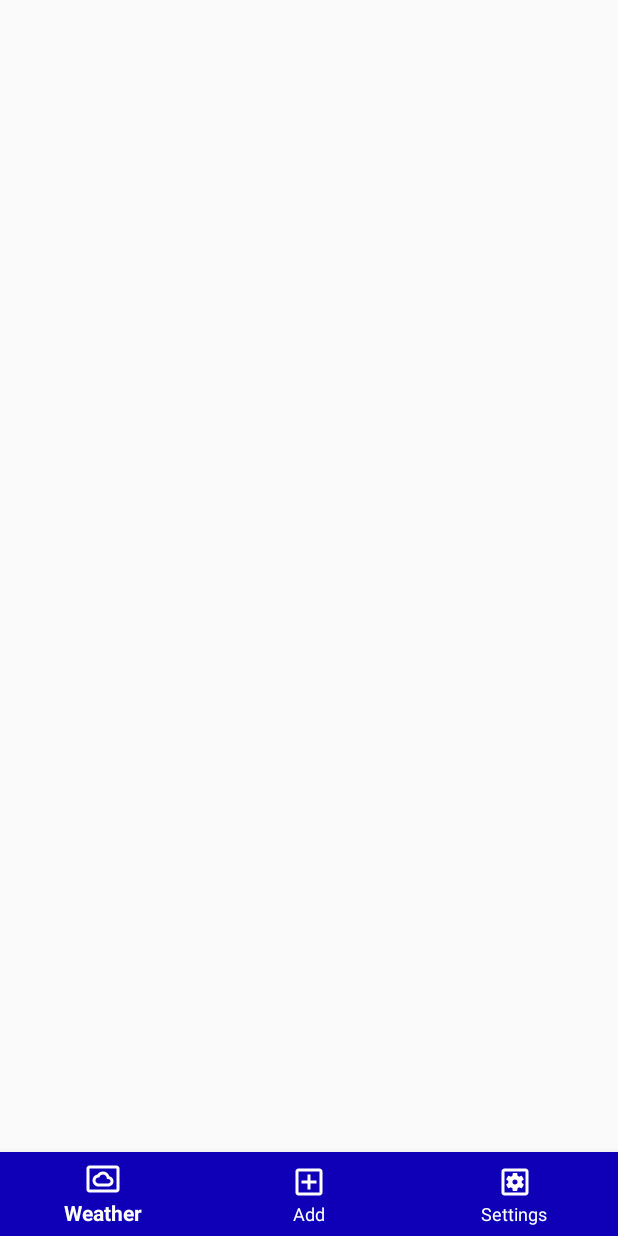
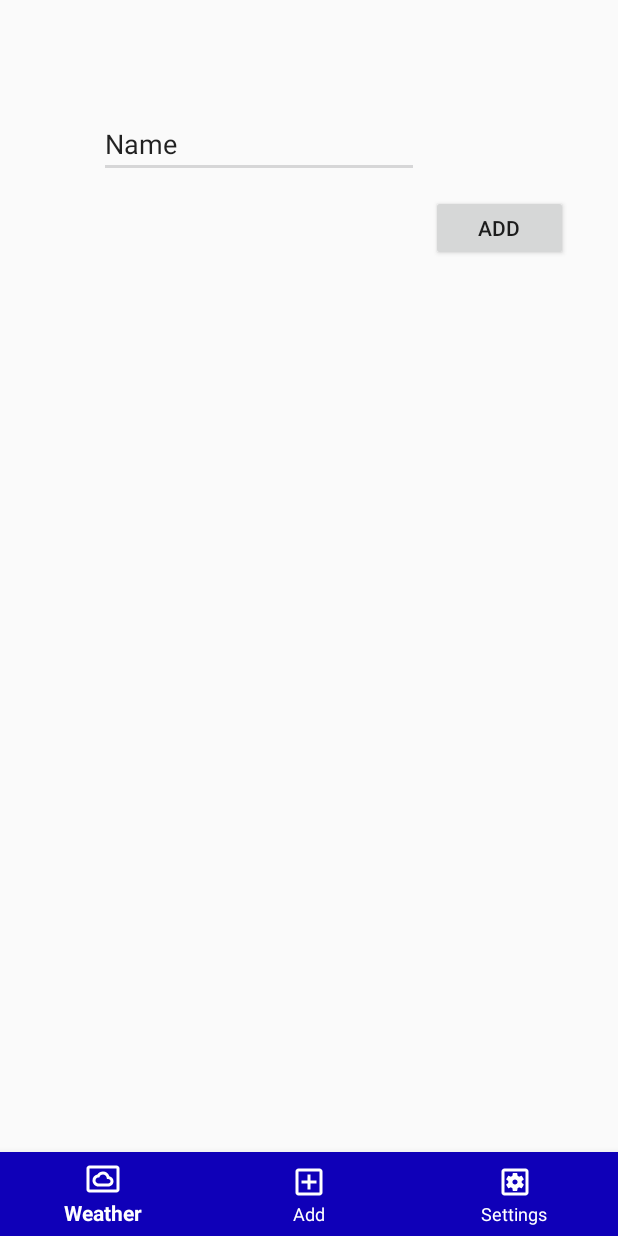
Before and after one commit to tomvarga620/androidProject, an Android app: the AddActivity screen opened directly, with no data from a screen before it, on a phone screen of 412 x 824 dp. Run offline under Robolectric (Android 15) with nearby library versions, the phone set to English and light mode, and no system bars.

Commit message:
added changes to layout

```diff
--- a/WeatherApp/app/src/main/res/layout/activity_add.xml
+++ b/WeatherApp/app/src/main/res/layout/activity_add.xml
@@ -18,4 +18,42 @@
         app:layout_constraintBottom_toBottomOf="parent"
         app:menu="@menu/bottom_nav_main" />
 
+    <ListView
+        android:layout_width="match_parent"
+        android:layout_height="494dp"
+        app:layout_constraintBottom_toBottomOf="parent"
+        app:layout_constraintHorizontal_bias="0.0"
+        app:layout_constraintLeft_toLeftOf="parent"
+        app:layout_constraintRight_toRightOf="parent"
+        app:layout_constraintTop_toTopOf="parent"
+        app:layout_constraintVertical_bias="0.763" />
+
+    <EditText
+        android:id="@+id/add_item"
+        android:layout_width="wrap_content"
+        android:layout_height="wrap_content"
+        android:ems="10"
+        android:inputType="textPersonName"
+        android:text="Name"
+        app:layout_constraintBottom_toBottomOf="parent"
+        app:layout_constraintHorizontal_bias="0.333"
+        app:layout_constraintLeft_toLeftOf="parent"
+        app:layout_constraintRight_toRightOf="parent"
+        app:layout_constraintTop_toTopOf="parent"
+        app:layout_constraintVertical_bias="0.094" />
+
+    <Button
+        android:id="@+id/add_data"
+        android:layout_width="91dp"
+        android:layout_height="44dp"
+        android:layout_marginLeft="28dp"
+        android:layout_marginBottom="493dp"
+        android:text="@string/add"
+        app:layout_constraintBottom_toBottomOf="parent"
+        app:layout_constraintHorizontal_bias="0.886"
+        app:layout_constraintLeft_toLeftOf="parent"
+        app:layout_constraintRight_toRightOf="parent"
+        app:layout_constraintTop_toTopOf="parent"
+        app:layout_constraintVertical_bias="0.453" />
+
 </androidx.constraintlayout.widget.ConstraintLayout>
```
